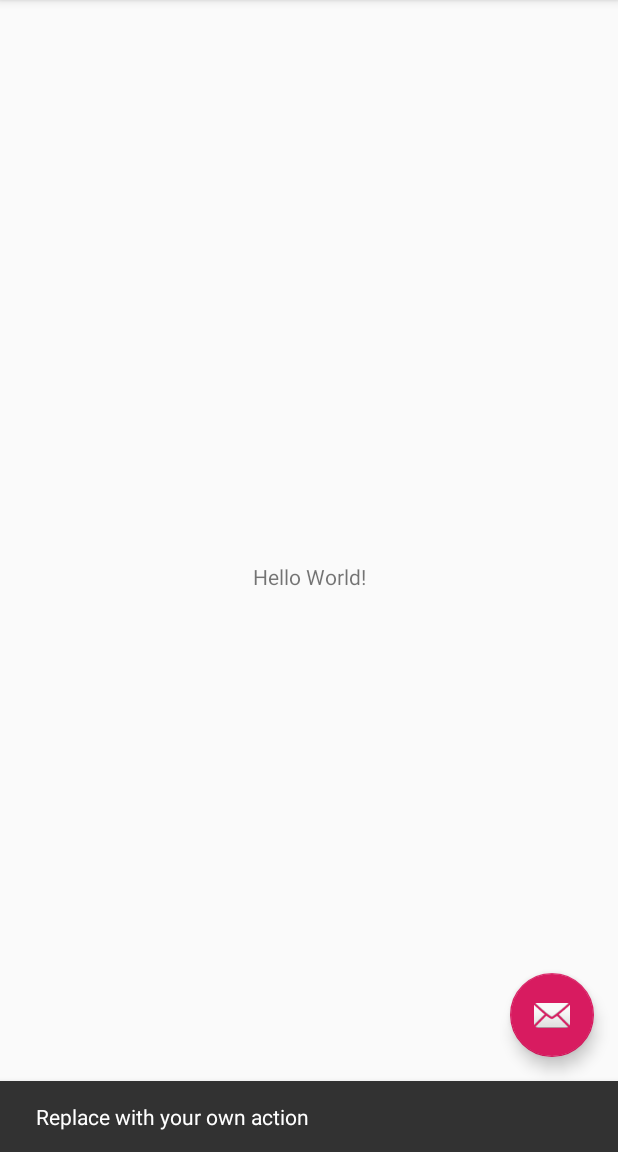
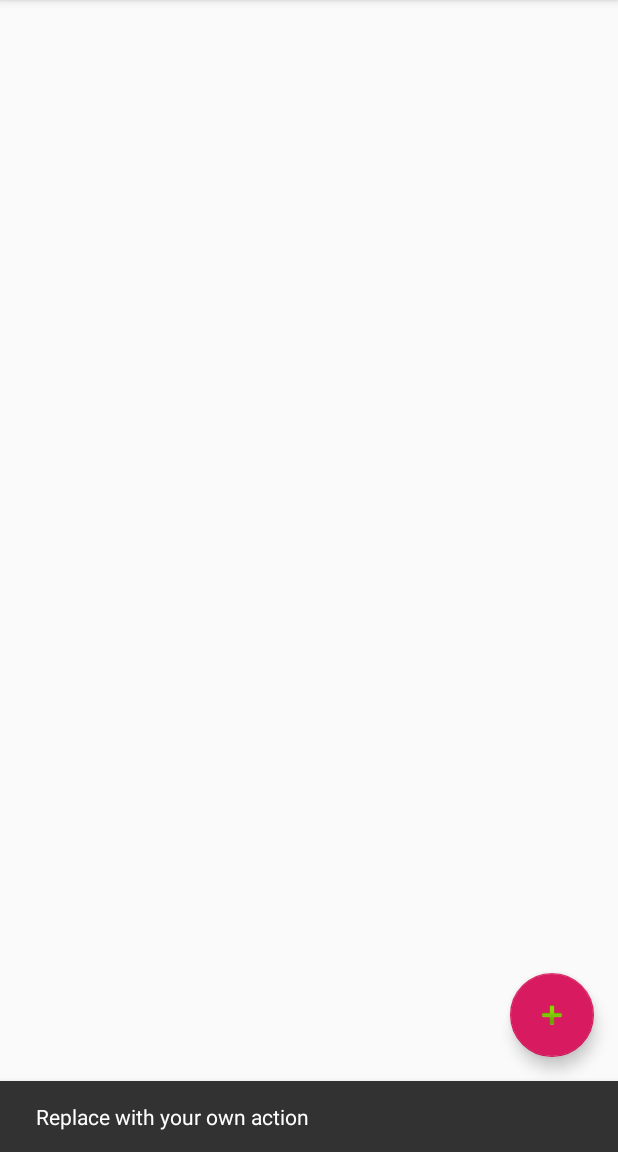
Before and after one commit to Gayatri924/Senior-Research, an Android app: the screen it shows after launch (MainActivity), after a tap on an icon or button, on a phone screen of 412 x 824 dp, the part 84-1236 px from its top. Run offline under Robolectric (Android 15) with nearby library versions, the phone set to English and light mode, and no system bars.

Commit message:
basic layout change (only to save before attempting recycler views again)

```diff
--- a/app/src/main/res/layout/activity_main.xml
+++ b/app/src/main/res/layout/activity_main.xml
@@ -28,6 +28,6 @@
         android:layout_height="wrap_content"
         android:layout_gravity="bottom|end"
         android:layout_margin="@dimen/fab_margin"
-        app:srcCompat="@android:drawable/ic_dialog_email" />
+        app:srcCompat="@android:drawable/ic_input_add" />
 
 </androidx.coordinatorlayout.widget.CoordinatorLayout>
--- a/app/src/main/res/layout/content_main.xml
+++ b/app/src/main/res/layout/content_main.xml
@@ -6,15 +6,4 @@
     android:layout_height="match_parent"
     app:layout_behavior="@string/appbar_scrolling_view_behavior"
     tools:context=".MainActivity"
-    tools:showIn="@layout/activity_main">
-
-    <TextView
-        android:layout_width="wrap_content"
-        android:layout_height="wrap_content"
-        android:text="Hello World!"
-        app:layout_constraintBottom_toBottomOf="parent"
-        app:layout_constraintLeft_toLeftOf="parent"
-        app:layout_constraintRight_toRightOf="parent"
-        app:layout_constraintTop_toTopOf="parent" />
-
-</androidx.constraintlayout.widget.ConstraintLayout>
+    tools:showIn="@layout/activity_main"/>
```
